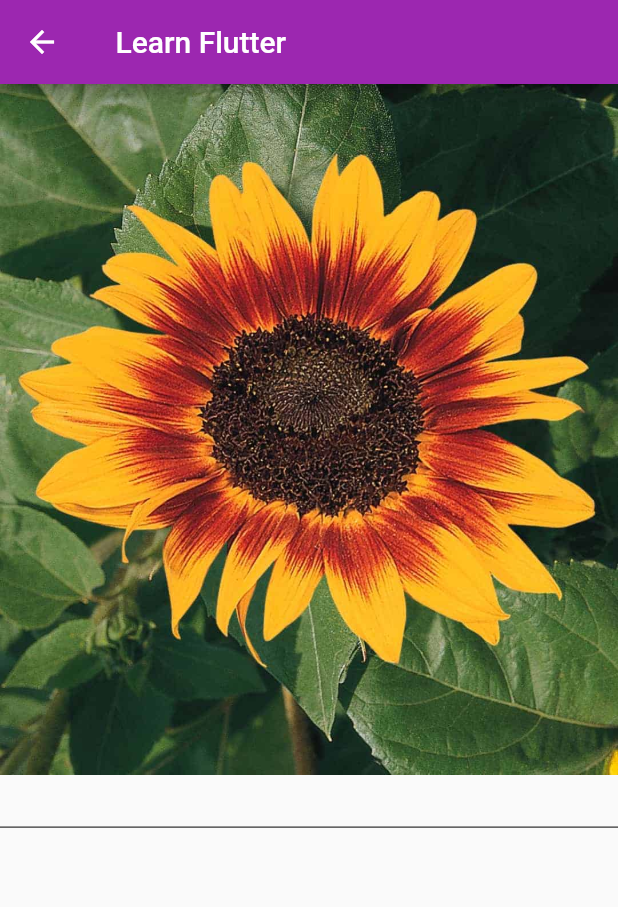
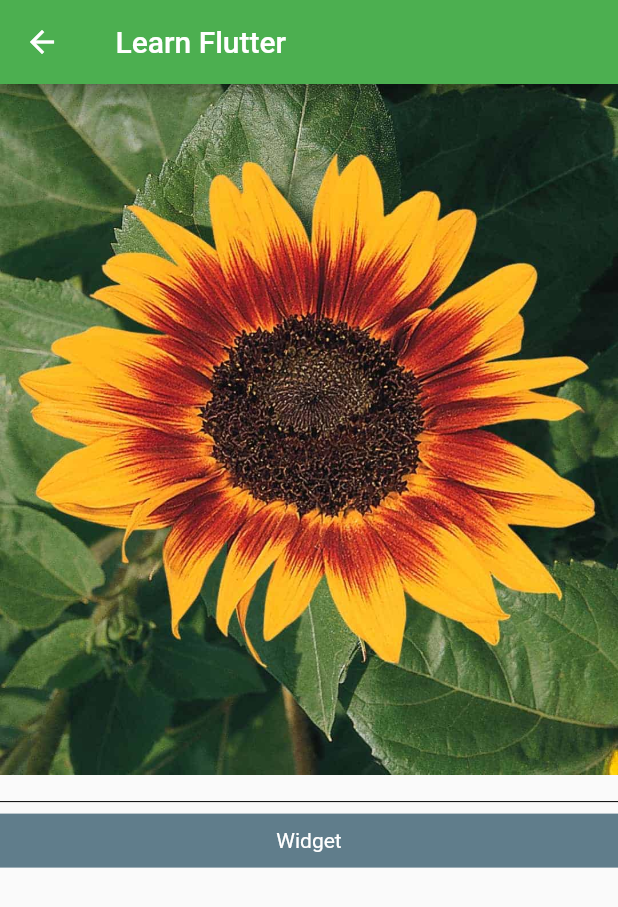
Before and after one commit to ayushiM2020/flutter_app, a Flutter app: the screen it shows after launch, after a tap on "First Flutter App", on a phone screen of 412 x 824 dp. Shown: the top 907 px of the screen. Run offline on Flutter 3.47's test engine with Material 2 defaults, Android fonts, the phone set to English and light mode, and no system bars.

Commit message:
Text widget added

```diff
--- a/lib/first_app.dart
+++ b/lib/first_app.dart
@@ -20,8 +20,17 @@ class _LearnFlutterPageState extends State<LearnFlutterPage> {
           ),
           const Divider(
             color: Colors.black,
-            height: 50,
-          )
+          ),
+          Container(
+            color: Colors.blueGrey,
+              padding: const EdgeInsets.all(10.0),
+              width: double.infinity,
+            child : const Center(
+              child :Text('Widget',
+            style: TextStyle(color: Colors.white),
+          ),
+          ),
+          ),
         ],
       ),
     );
--- a/lib/main.dart
+++ b/lib/main.dart
@@ -11,7 +11,7 @@ class MyApp extends StatelessWidget {
   Widget build(BuildContext context) {
     return MaterialApp(
       debugShowCheckedModeBanner: false,
-      theme: ThemeData(primarySwatch: Colors.purple),
+      theme: ThemeData(primarySwatch: Colors.green),
       home: RootPage(),
     );
   }
```
